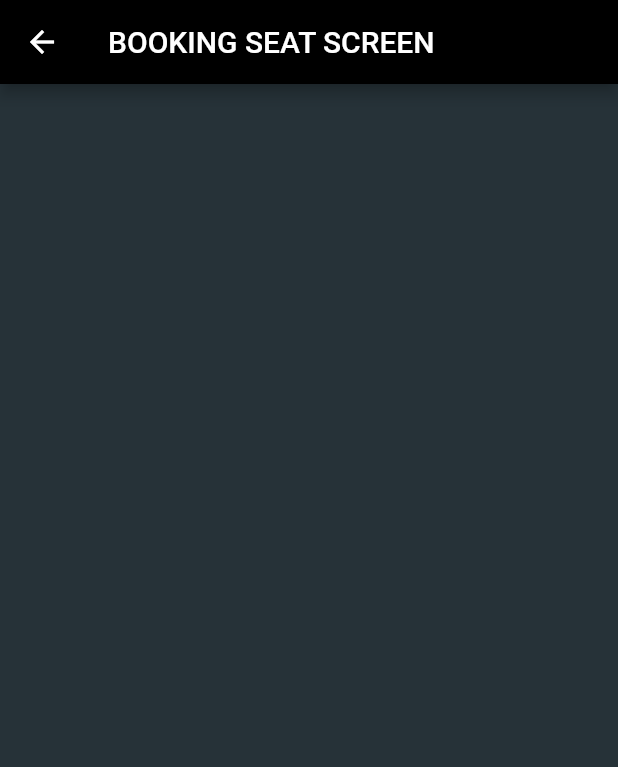
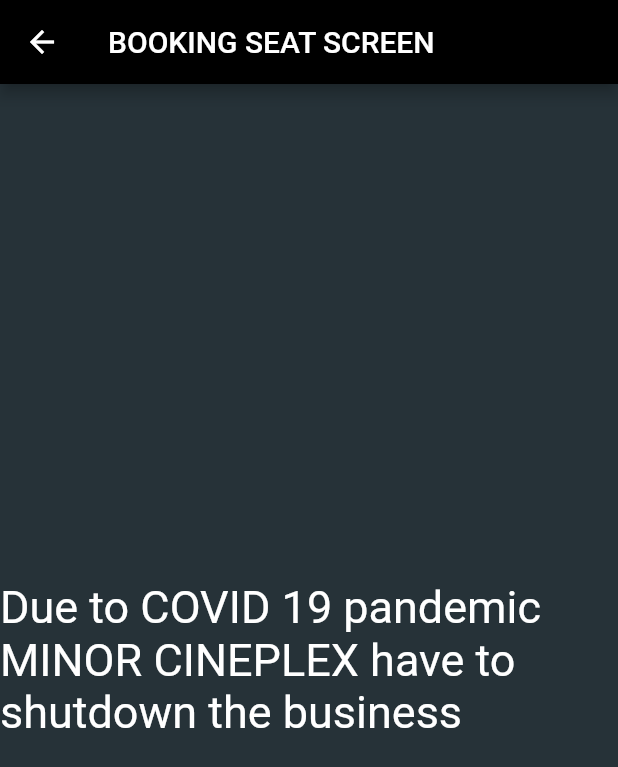
Before and after one commit to PoonwannadoCoding/ICCS448-Assignment3, a Flutter app: the BookingSeat screen opened by its route, on a phone screen of 412 x 824 dp. Shown: the top 767 px of the screen. Run offline on Flutter 3.47's test engine with Material 2 defaults, Android fonts, the phone set to English and light mode, and no system bars.

Commit message:
completely done

```diff
--- a/lib/booking _screen.dart
+++ b/lib/booking _screen.dart
@@ -12,6 +12,26 @@
         backgroundColor: Colors.black,
         title: const Text('BOOKING SEAT SCREEN'),
       ),
+
+      body: Center(
+        child: Column(
+          mainAxisAlignment: MainAxisAlignment.center,
+          crossAxisAlignment: CrossAxisAlignment.center,
+          children: [
+            Container(
+              child: const Text(
+                "Due to COVID 19 pandemic MINOR CINEPLEX have to shutdown the business",
+                style: TextStyle(
+                    color: Colors.white,
+                    fontSize: 30
+                ),
+              ),
+            )
+          ],
+        ),
+      ),
+
+
     );
   }
 }
```
